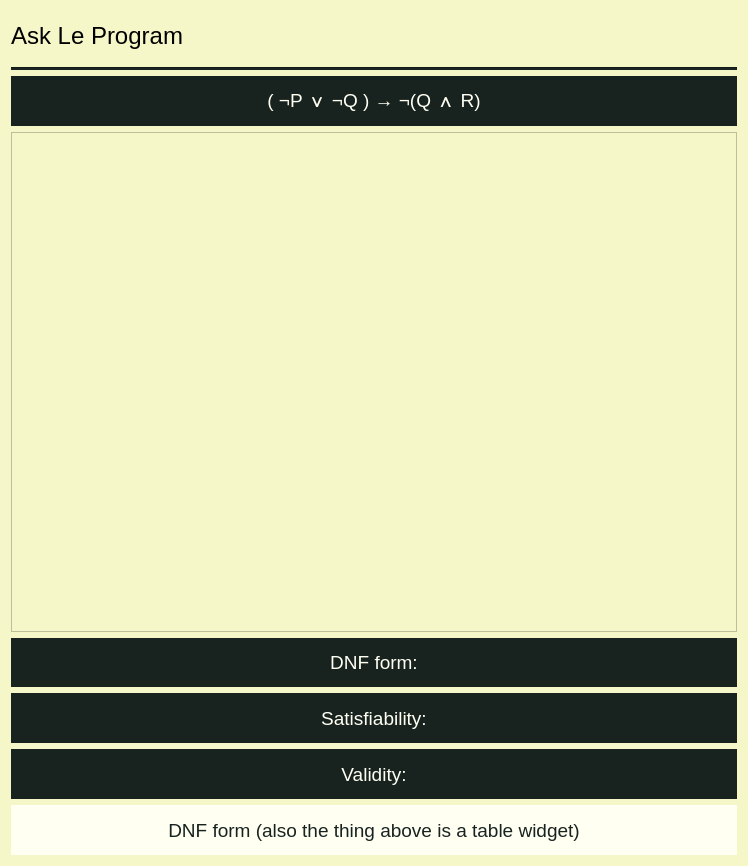
Above: src/views/ui/askLePWidget.ui from adibozzhanov/LeProgram before the change. Below: the same form after it.
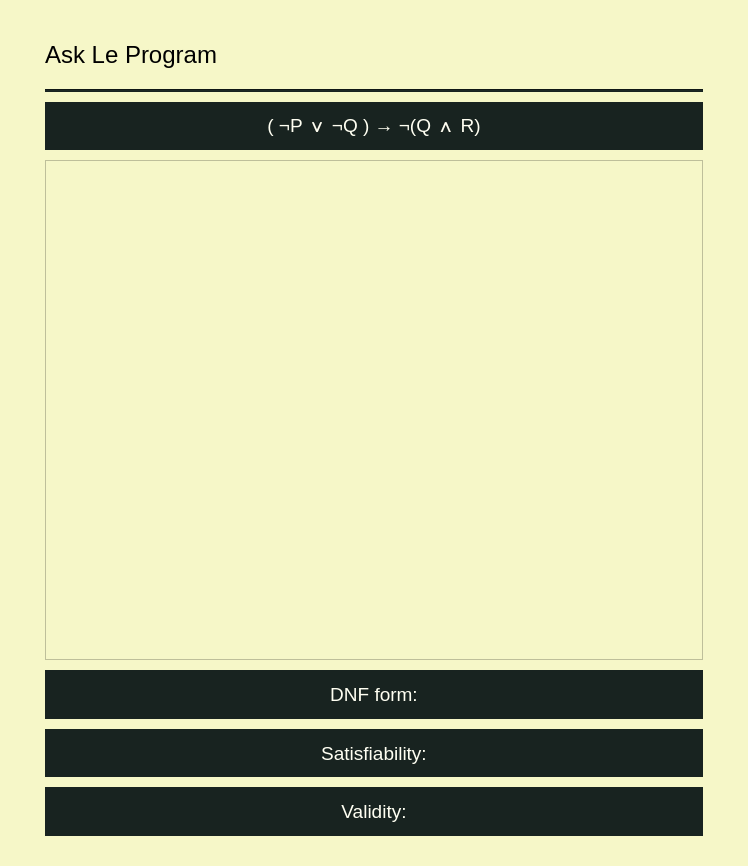
That is the form after the change.

The edit to the form file:
```diff
--- a/src/views/ui/askLePWidget.ui
+++ b/src/views/ui/askLePWidget.ui
@@ -19,6 +19,21 @@
 </string>
   </property>
   <layout class="QVBoxLayout" name="verticalLayout">
+   <property name="spacing">
+    <number>10</number>
+   </property>
+   <property name="leftMargin">
+    <number>45</number>
+   </property>
+   <property name="topMargin">
+    <number>30</number>
+   </property>
+   <property name="rightMargin">
+    <number>45</number>
+   </property>
+   <property name="bottomMargin">
+    <number>30</number>
+   </property>
    <item>
     <widget class="QLabel" name="askLeProgramLabel">
      <property name="font">
@@ -81,7 +96,7 @@
      </property>
      <property name="minimumSize">
       <size>
-       <width>500</width>
+       <width>400</width>
        <height>500</height>
       </size>
      </property>
@@ -182,25 +197,6 @@
      </property>
     </widget>
    </item>
-   <item>
-    <widget class="QLabel" name="dnfExpressionLabel">
-     <property name="font">
-      <font>
-       <pointsize>14</pointsize>
-      </font>
-     </property>
-     <property name="styleSheet">
-      <string notr="true">color: rgb(24, 35, 32);
-background-color: rgb(255, 255, 242);</string>
-     </property>
-     <property name="text">
-      <string>DNF form (also the thing above is a table widget)</string>
-     </property>
-     <property name="alignment">
-      <set>Qt::AlignCenter</set>
-     </property>
-    </widget>
-   </item>
   </layout>
  </widget>
  <resources/>
```
